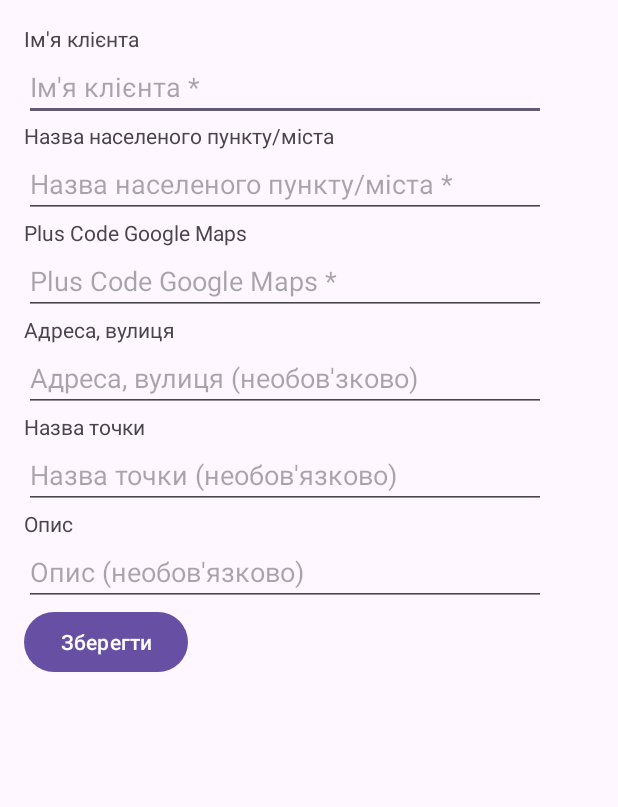
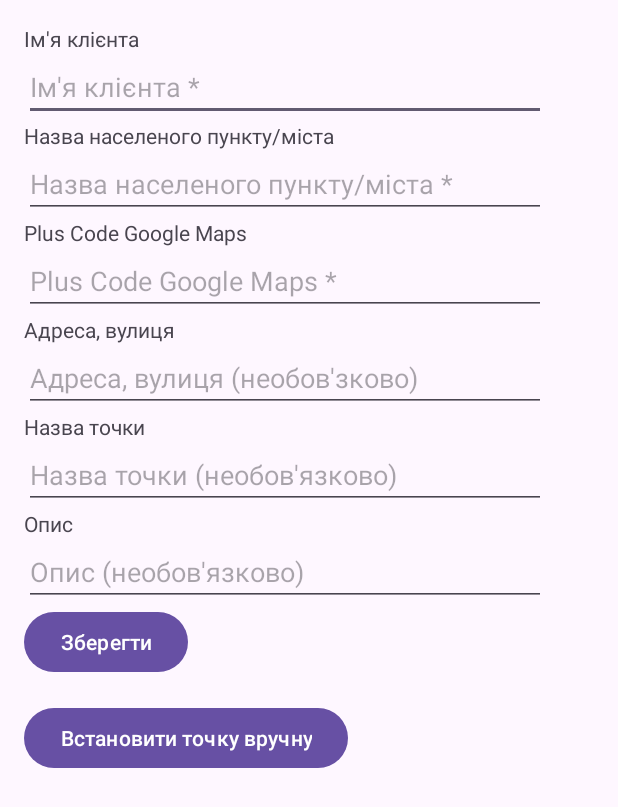
Before and after one commit to PokiGame/MarshRoute, an Android app: the AddPointActivity screen opened directly, with no data from a screen before it, after a tap on "Зберегти", on a phone screen of 412 x 824 dp. Shown: the top 807 px of the screen. Run offline under Robolectric (Android 15) with nearby library versions, the phone set to English and light mode, and no system bars; our stand-ins replace Firebase (no records; nobody signed in at launch, a user with empty details on screens opened directly).

Commit message:
0.5 Add custom(handable) choice Point on map

```diff
--- a/app/src/main/java/com/example/marshroute/AddPointActivity.kt
+++ b/app/src/main/java/com/example/marshroute/AddPointActivity.kt
@@ -15,8 +15,9 @@ class AddPointActivity : AppCompatActivity() {
     private lateinit var editTextAddress: EditText
     private lateinit var editTextClient: EditText
     private lateinit var editTextDescription: EditText
-    private lateinit var editTextCoordinates: EditText
+    private lateinit var editTextPlusCode: EditText
     private lateinit var buttonSave: Button
+    private lateinit var buttonSetPointManually: Button
     private lateinit var dbManager: DatabaseManager
 
     override fun onCreate(savedInstanceState: Bundle?) {
@@ -28,8 +29,9 @@ class AddPointActivity : AppCompatActivity() {
         editTextAddress = findViewById(R.id.editTextAddress)
         editTextClient = findViewById(R.id.editTextClient)
         editTextDescription = findViewById(R.id.editTextDescription)
-        editTextCoordinates = findViewById(R.id.editTextCoordinates)
+        editTextPlusCode = findViewById(R.id.editTextCoordinates)
         buttonSave = findViewById(R.id.buttonSave)
+        buttonSetPointManually = findViewById(R.id.buttonSetPointManually)
         dbManager = DatabaseManager(this)
 
         buttonSave.setOnClickListener {
@@ -38,7 +40,7 @@ class AddPointActivity : AppCompatActivity() {
             val address = editTextAddress.text.toString()
             val client = editTextClient.text.toString()
             val description = editTextDescription.text.toString()
-            val coordinates = editTextCoordinates.text.toString()
+            val coordinates = editTextPlusCode.text.toString()
 
             if (client.isNotEmpty() && coordinates.isNotEmpty() && city.isNotEmpty()) {
                 dbManager.addRoutePoint(name, city, address, client, description, coordinates)
@@ -49,7 +51,14 @@ class AddPointActivity : AppCompatActivity() {
             }
         }
 
-        // Запускаємо GeoposActivity для отримання даних про точку
+        buttonSetPointManually.setOnClickListener {
+            // Запускаємо GeoposActivity для ручного встановлення точки
+            val intent = Intent(this, GeoposActivity::class.java)
+            intent.putExtra("MANUAL_SELECTION", true)
+            startActivityForResult(intent, REQUEST_CODE_GET_LOCATION)
+        }
+
+        // Запускаємо GeoposActivity для автоматичного отримання даних про точку
         val intent = Intent(this, GeoposActivity::class.java)
         startActivityForResult(intent, REQUEST_CODE_GET_LOCATION)
     }
@@ -60,11 +69,16 @@ class AddPointActivity : AppCompatActivity() {
             val cityName = data?.getStringExtra("CITY_NAME") ?: ""
             val adminArea = data?.getStringExtra("ADMIN_AREA") ?: ""
             val plusCode = data?.getStringExtra("PLUS_CODE") ?: ""
-            val addressLine = data?.getStringExtra("ADDRESS_LINE") ?: ""
+            val addressTemp = data?.getStringExtra("ADDRESS_LINE") ?: ""
+            //val addressLine: String
+            if (addressTemp != "Вулиця без назви"){
+                editTextAddress.setText(addressTemp)
+            }
+
 
             editTextCity.setText(cityName)
-            editTextAddress.setText(addressLine)
-            editTextCoordinates.setText(plusCode)
+            //editTextAddress.setText(addressLine)
+            editTextPlusCode.setText(plusCode)
         }
     }
 
--- a/app/src/main/res/layout/activity_add_point.xml
+++ b/app/src/main/res/layout/activity_add_point.xml
@@ -91,6 +91,16 @@
         android:autofillHints=""
         android:text="@string/saveText" />
 
+    <Button
+        android:id="@+id/buttonSetPointManually"
+        android:layout_width="wrap_content"
+        android:layout_height="wrap_content"
+        android:text="Встановити точку вручну"
+        android:layout_below="@id/buttonSave"
+        android:layout_marginTop="16dp"
+        android:layout_centerHorizontal="true" />
+
+
 
 
 </LinearLayout>
```
Also changed, not shown: app/src/main/java/com/example/marshroute/EditPointDetailsActivity.kt (+32 -5 lines), app/src/main/java/com/example/marshroute/GeoposActivity.kt (+31 -9 lines), app/src/main/res/layout/activity_edit_point_details.xml (+7 -0 lines), app/src/main/res/layout/activity_geopos_get.xml (+8 -42 lines).
